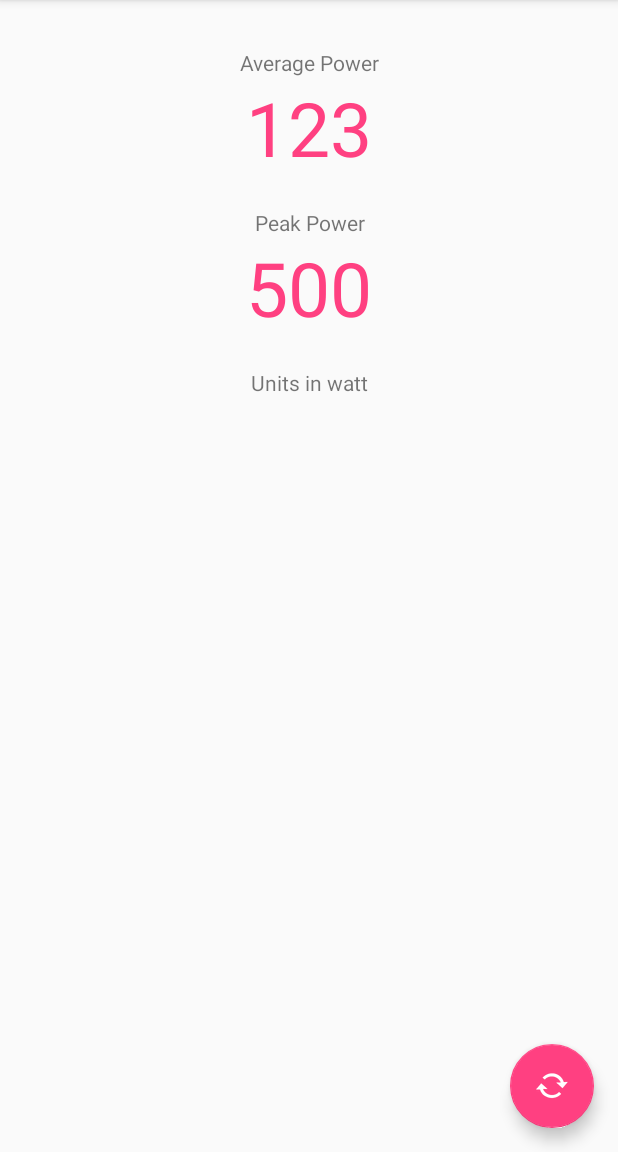
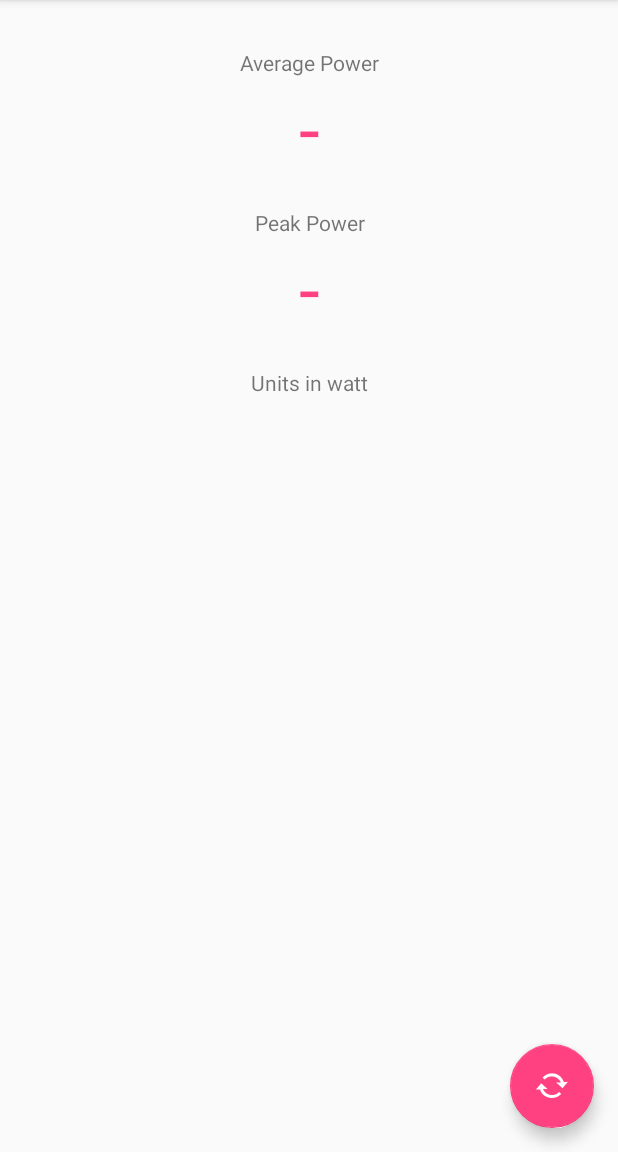
Before and after one commit to ArsenicBismuth/Power-Calculator, an Android app: the MainActivity screen opened directly, with no data from a screen before it, on a phone screen of 412 x 824 dp, the part 84-1236 px from its top. Run offline under Robolectric (Android 15) with nearby library versions, the phone set to English and light mode, and no system bars; network calls fail; 7 statements that could not run were skipped.

Commit message:
Fix settings + other stuffs
- Fixing the method for applying settings, allow for immediate change.
- Remove Bluetooth check on MainActivity, avoiding double prompts

```diff
--- a/app/src/main/java/com/joincollabws/powercalculator/DeviceListActivity.java
+++ b/app/src/main/java/com/joincollabws/powercalculator/DeviceListActivity.java
@@ -115,7 +115,7 @@ public class DeviceListActivity extends Activity {
     private void checkBTState() {
         // Check device has Bluetooth and that it is turned on
         mBtAdapter=BluetoothAdapter.getDefaultAdapter(); // CHECK THIS OUT THAT IT WORKS!!!
-        if(mBtAdapter==null) {
+        if (mBtAdapter == null) {
             Toast.makeText(getBaseContext(), getString(R.string.bt_none), Toast.LENGTH_SHORT).show();
         } else {
             if (mBtAdapter.isEnabled()) {
--- a/app/src/main/java/com/joincollabws/powercalculator/MainActivity.java
+++ b/app/src/main/java/com/joincollabws/powercalculator/MainActivity.java
@@ -33,6 +33,9 @@ public class MainActivity extends AppCompatActivity {
     public static boolean setDebug = false; // Settings for debug message
 
     private boolean dataExpected = false; // Whether new data from bt device is asked or not
+    private int valAvg = -1;
+    private int valPeak = -1;
+
 
     // Bluetooth stuffs
     Handler bluetoothIn;
@@ -59,11 +62,9 @@ public class MainActivity extends AppCompatActivity {
         Toolbar toolbar = findViewById(R.id.toolbar);
         setSupportActionBar(toolbar);
 
-        // Apply settings variables to layout
-        applySettings();
-
-        // Connect Bluetooth device at the fresh start of application
-        bluetoothMenu();
+        applySettings();    // Apply settings variables to layout
+        setPower(-1, -1);   // Re initialize power texes
+        bluetoothMenu();    // Connect Bluetooth device at the fresh start of application
 
         bluetoothIn = new Handler(new Handler.Callback() {
             @Override
@@ -120,7 +121,7 @@ public class MainActivity extends AppCompatActivity {
         });
 
         btAdapter = BluetoothAdapter.getDefaultAdapter();   // Get Bluetooth adapter
-        checkBTState();
+        // checkBTState(); // Already done on DeviceListActivity
 
         // Restart button
         FloatingActionButton fab = findViewById(R.id.fab);
@@ -158,6 +159,7 @@ public class MainActivity extends AppCompatActivity {
             return true;
         }
 
+        // Action on settings (which basically a list of multiple CheckBoxes)
         if (id == R.id.action_settings) {
             final boolean[] selectedItems = {setHp, setDebug}; // Map setting items to their corresponding variables
 
@@ -279,19 +281,6 @@ public class MainActivity extends AppCompatActivity {
         }
     }
 
-    //Checks that the Android device Bluetooth is available and prompts to be turned on if off
-    private void checkBTState() {
-        if (btAdapter == null) {
-            Toast.makeText(getBaseContext(), getString(R.string.bt_none), Toast.LENGTH_LONG).show();
-        } else {
-            if (btAdapter.isEnabled()) {
-            } else {
-                Intent enableBtIntent = new Intent(BluetoothAdapter.ACTION_REQUEST_ENABLE);
-                startActivityForResult(enableBtIntent, 1);
-            }
-        }
-    }
-
     private void bluetoothMenu(){
         Intent intent = new Intent(this, DeviceListActivity.class);
         startActivityForResult(intent, 0); // Activity is started with requestCode 0
@@ -312,27 +301,34 @@ public class MainActivity extends AppCompatActivity {
         } else {
             text.setText(getString(R.string.unit) + getString(R.string.watt));
         }
+
+        setPower(valAvg, valPeak); // Refresh the power texts
     }
 
     public void setPower(int valAvg, int valPeak) {
         // Power texts controller
         TextView text;
+        String empty = "-";
+
+        // Store to local class variable
+        this.valAvg = valAvg;
+        this.valPeak = valPeak;
 
         text = findViewById(R.id.textAvg);
-        if (valAvg == -1) text.setText("-");
-        else if (setHp) text.setText(String.valueOf(valAvg * 0.00134102));
+
+        if (valAvg == -1) text.setText(empty);
+        else if (setHp) text.setText(String.format("%.3f", valAvg * 0.00134102));
         else text.setText(String.valueOf(valAvg));
 
+
         text = findViewById(R.id.textPeak);
-        if (valPeak == -1) text.setText("-");
-        else if (setHp) text.setText(String.valueOf(valPeak * 0.00134102));
+
+        if (valPeak == -1) text.setText(empty);
+        else if (setHp) text.setText(String.format("%.3f", valPeak * 0.00134102));
         else text.setText(String.valueOf(valPeak));
     }
 
     public void setDebugMessages(String message, int index) {
-        // Immediately stop if no debugging, better performance
-        if (!setDebug) return;
-
         TextView text;
 
         // Setting debug messages
@@ -347,10 +343,14 @@ public class MainActivity extends AppCompatActivity {
                 text.setText(getString(R.string.debug_content_3));
                 break;
             case 1:
+                // Immediately stop if no debugging, better performance
+                if (!setDebug) return;
                 text = findViewById(R.id.textDebug1);
                 text.setText(getString(R.string.debug_content_1) + message);
                 break;
             case 2:
+                // Immediately stop if no debugging, better performance
+                if (!setDebug) return;
                 text = findViewById(R.id.textDebug2);
                 text.setText(getString(R.string.debug_content_2) + message);
                 break;
```
Also changed, not shown: 1 other file.
